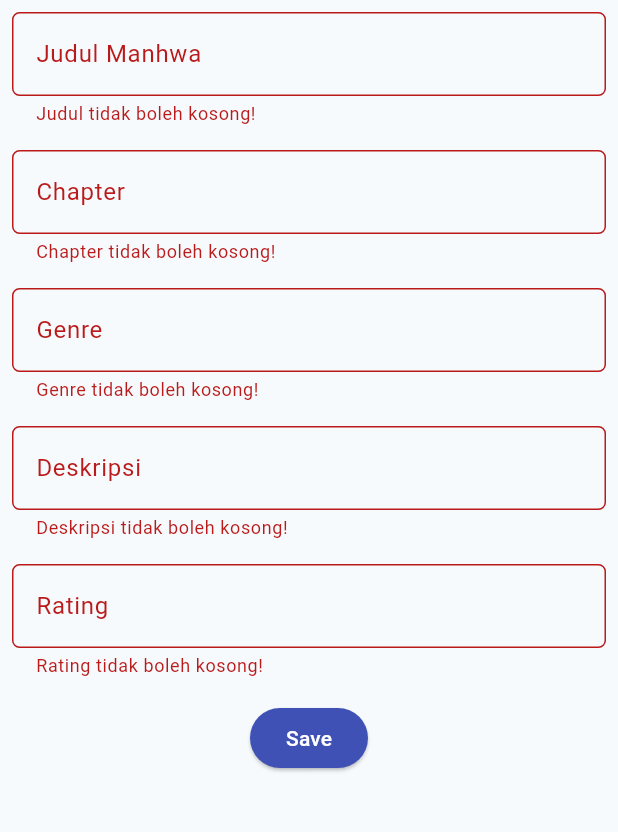
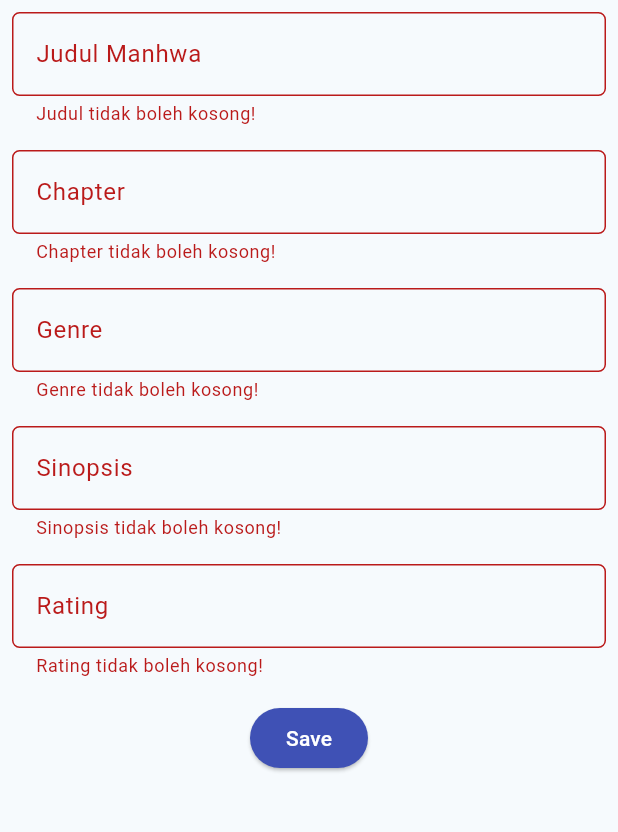
Before and after one commit to clvdyo/manhwa-tracker-mobile, a Flutter app: the TrackerFormPage screen opened directly, after a tap on "Save", on a phone screen of 412 x 824 dp, the part 84-916 px from its top. Run offline on Flutter 3.47's test engine with Material 3 defaults, Android fonts, the phone set to English and light mode, and no system bars; missing offline and left inert: pbp_django_auth; network calls fail.

Commit message:
update tugas

```diff
--- /dev/null
+++ b/lib/models/manhwa.dart
@@ -0,0 +1,89 @@
+// To parse this JSON data, do
+//
+//     final manhwa = manhwaFromJson(jsonString);
+
+import 'dart:convert';
+
+List<Manhwa> manhwaFromJson(String str) => List<Manhwa>.from(json.decode(str).map((x) => Manhwa.fromJson(x)));
+
+String manhwaToJson(List<Manhwa> data) => json.encode(List<dynamic>.from(data.map((x) => x.toJson())));
+
+class Manhwa {
+    Model model;
+    int pk;
+    Fields fields;
+
+    Manhwa({
+        required this.model,
+        required this.pk,
+        required this.fields,
+    });
+
+    factory Manhwa.fromJson(Map<String, dynamic> json) => Manhwa(
+        model: modelValues.map[json["model"]]!,
+        pk: json["pk"],
+        fields: Fields.fromJson(json["fields"]),
+    );
+
+    Map<String, dynamic> toJson() => {
+        "model": modelValues.reverse[model],
+        "pk": pk,
+        "fields": fields.toJson(),
+    };
+}
+
+class Fields {
+    int user;
+    String title;
+    int chapter;
+    String genre;
+    String sinopsis;
+    double rating;
+
+    Fields({
+        required this.user,
+        required this.title,
+        required this.chapter,
+        required this.genre,
+        required this.sinopsis,
+        required this.rating,
+    });
+
+    factory Fields.fromJson(Map<String, dynamic> json) => Fields(
+        user: json["user"],
+        title: json["title"],
+        chapter: json["chapter"],
+        genre: json["genre"],
+        sinopsis: json["sinopsis"],
+        rating: json["rating"]?.toDouble(),
+    );
+
+    Map<String, dynamic> toJson() => {
+        "user": user,
+        "title": title,
+        "chapter": chapter,
+        "genre": genre,
+        "sinopsis": sinopsis,
+        "rating": rating,
+    };
+}
+
+enum Model {
+    MAIN_MANHWA
+}
+
+final modelValues = EnumValues({
+    "main.manhwa": Model.MAIN_MANHWA
+});
+
+class EnumValues<T> {
+    Map<String, T> map;
+    late Map<T, String> reverseMap;
+
+    EnumValues(this.map);
+
+    Map<T, String> get reverse {
+        reverseMap = map.map((k, v) => MapEntry(v, k));
+        return reverseMap;
+    }
+}
--- a/lib/screens/trackerlist_form.dart
+++ b/lib/screens/trackerlist_form.dart
@@ -1,5 +1,10 @@
+import 'dart:convert';
+
 import 'package:flutter/material.dart';
+import 'package:manhwa_tracker/screens/menu.dart';
 import 'package:manhwa_tracker/widgets/left_drawer.dart';
+import 'package:pbp_django_auth/pbp_django_auth.dart';
+import 'package:provider/provider.dart';
 // TODO: Impor drawer yang sudah dibuat sebelumnya
 
 class TrackerFormPage extends StatefulWidget {
@@ -14,10 +19,12 @@ class _TrackerFormPageState extends State<TrackerFormPage> {
     String _title = "";
     int _chapter = 0;
     String _genre = "";
-    String _description = "";
+    String _sinopsis = "";
     double _rating = 0.0;
     @override
     Widget build(BuildContext context) {
+      final request = context.watch<CookieRequest>();
+
         return Scaffold(
           appBar: AppBar(
               title: const Center(
@@ -113,20 +120,20 @@ class _TrackerFormPageState extends State<TrackerFormPage> {
                             padding: const EdgeInsets.all(8.0),
                             child: TextFormField(
                                 decoration: InputDecoration(
-                                    hintText: "Deskripsi",
-                                    labelText: "Deskripsi",
+                                    hintText: "Sinopsis",
+                                    labelText: "Sinopsis",
                                     border: OutlineInputBorder(
                                         borderRadius: BorderRadius.circular(5.0),
                                     ),
                                 ),
                                 onChanged: (String? value) {
                                     setState(() {
-                                    _description = value!;
+                                    _sinopsis = value!;
                                     });
                                 },
                                 validator: (String? value) {
                                     if (value == null || value.isEmpty) {
-                                    return "Deskripsi tidak boleh kosong!";
+                                    return "Sinopsis tidak boleh kosong!";
                                     }
                                     return null;
                                 },
@@ -180,7 +187,7 @@ class _TrackerFormPageState extends State<TrackerFormPage> {
                                                                 Text('Judul: $_title'),
                                                                 Text('Chapter: $_chapter'),
                                                                 Text('Genre: $_genre'),
-                                                                Text('Deskripsi: $_description'),
+                                                                Text('Sinopsis: $_sinopsis'),
                                                                 Text('Rating: $_rating'),
                                                             ],
                                                         ),
@@ -188,9 +195,43 @@ class _TrackerFormPageState extends State<TrackerFormPage> {
                                                     actions: [
                                                         TextButton(
                                                             child: const Text('OK'),
-                                                            onPressed: () {
-                                                                Navigator.pop(context);
-                                                                _formKey.currentState!.reset();
+                                                            onPressed: () async {
+                                                              if (_formKey.currentState!.validate()) {
+                                                                // Kirim ke Django dan tunggu respons
+                                                                // TODO: Ganti URL dan jangan lupa tambahkan trailing slash (/) di akhir URL!
+                                                                final response = await request.postJson(
+                                                                  "http://127.0.0.1:8000/create-flutter/",
+                                                                  jsonEncode(<String, String>{
+                                                                    'title': _title,
+                                                                    'chapter': _chapter.toString(),
+                                                                    'genre': _genre,
+                                                                    'sinopsis': _sinopsis,
+                                                                    'rating': _rating.toString(),
+                                                                    // TODO: Sesuaikan field data sesuai dengan aplikasimu
+                                                                  }),
+                                                                );
+                                                                if (context.mounted) {
+                                                        if (response['status'] == 'success') {
+                                                          ScaffoldMessenger.of(context)
+                                                              .showSnackBar(const SnackBar(
+                                                            content: Text(
+                                                                "Manhwa baru berhasil disimpan!"),
+                                                          ));
+                                                          Navigator.pushReplacement(
+                                                            context,
+                                                            MaterialPageRoute(
+                                                                builder: (context) =>
+                                                                    MyHomePage()),
+                                                          );
+                                                        } else {
+                                                          ScaffoldMessenger.of(context)
+                                                              .showSnackBar(const SnackBar(
+                                                            content: Text(
+                                                                "Terdapat kesalahan, silakan coba lagi."),
+                                                          ));
+                                                        }
+                                                      }
+                                                    }
                                                   },
                                                 ),
                                               ],
--- a/lib/widgets/left_drawer.dart
+++ b/lib/widgets/left_drawer.dart
@@ -1,4 +1,6 @@
 import 'package:flutter/material.dart';
+import 'package:manhwa_tracker/models/manhwa.dart';
+import 'package:manhwa_tracker/screens/list_manhwa.dart';
 import 'package:manhwa_tracker/screens/menu.dart';
 import 'package:manhwa_tracker/screens/trackerlist_form.dart';
 // TODO: Impor halaman TrackerFormPage jika sudah dibuat
@@ -59,6 +61,17 @@ class LeftDrawer extends StatelessWidget {
                   ));
             },
           ),
+          ListTile(
+              leading: const Icon(Icons.library_books_rounded),
+              title: const Text('Daftar manhwa'),
+              onTap: () {
+                  // Route menu ke halaman manhwa
+                  Navigator.push(
+                      context,
+                      MaterialPageRoute(builder: (context) => const ManhwaPage()),
+                  );
+              },
+          ),
         ],
       ),
     );
--- a/pubspec.yaml
+++ b/pubspec.yaml
@@ -35,6 +35,9 @@ dependencies:
   # The following adds the Cupertino Icons font to your application.
   # Use with the CupertinoIcons class for iOS style icons.
   cupertino_icons: ^1.0.6
+  provider: ^6.1.2
+  pbp_django_auth: ^0.4.0
+  http: ^1.2.1
 
 dev_dependencies:
   flutter_test:
@@ -45,7 +48,7 @@ dev_dependencies:
   # activated in the `analysis_options.yaml` file located at the root of your
   # package. See that file for information about deactivating specific lint
   # rules and activating additional ones.
-  flutter_lints: ^3.0.0
+  flutter_lints: ^4.0.0
 
 # For information on the generic Dart part of this file, see the
 # following page: https://dart.dev/tools/pub/pubspec
```
Also changed, not shown: lib/main.dart (+15 -6 lines), lib/screens/list_manhwa.dart (added, +100 -0 lines), lib/screens/login.dart (added, +118 -0 lines), lib/widgets/tracker_card.dart (+38 -1 lines), pubspec.lock, 2 other files. Lines whose indentation alone changed are shown as unchanged.
